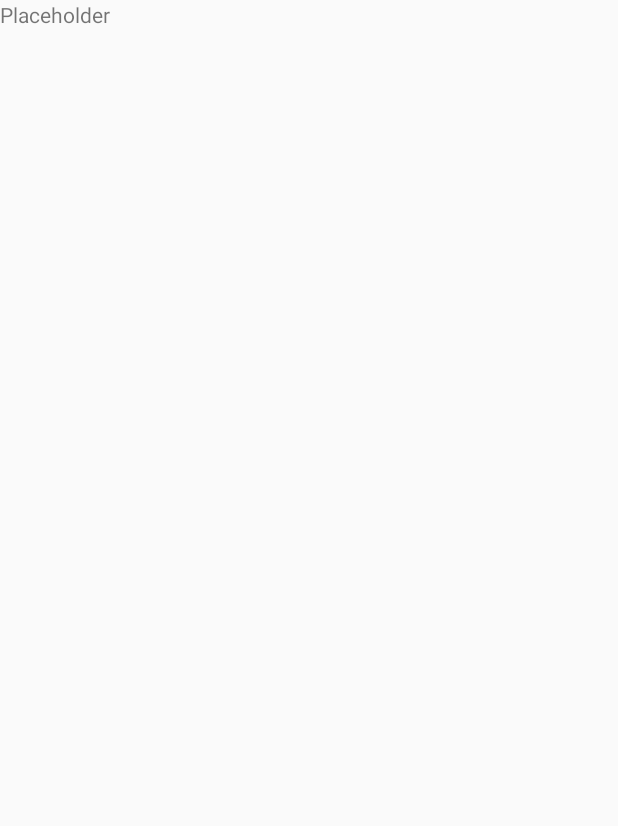
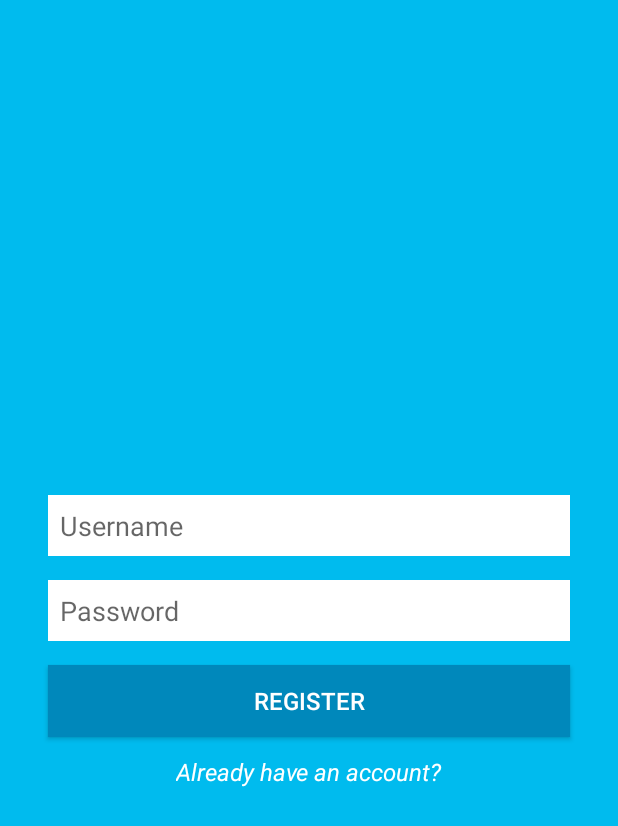
Before and after one commit to jsun454/messenger, an Android app: the LoginActivity screen opened directly, with no data from a screen before it, on a phone screen of 412 x 824 dp. Before the commit the part shown is almost empty. Shown: the top 826 px of the screen. Run offline under Robolectric (Android 15) with nearby library versions, the phone set to English and light mode, and no system bars.

Commit message:
Created basic login UI

```diff
--- a/app/src/main/res/layout/activity_login.xml
+++ b/app/src/main/res/layout/activity_login.xml
@@ -1,12 +1,67 @@
 <?xml version="1.0" encoding="utf-8"?>
-<android.support.constraint.ConstraintLayout
+<LinearLayout
         xmlns:android="http://schemas.android.com/apk/res/android"
+        xmlns:tools="http://schemas.android.com/tools"
+        android:orientation="vertical"
+        android:background="@color/backgroundColor"
+        android:gravity="center"
         android:layout_width="match_parent"
         android:layout_height="match_parent">
 
+    <EditText
+            android:id="@+id/usernameLoginText"
+            android:inputType="textPersonName"
+            android:hint="Username"
+            android:ems="10"
+            android:background="@android:color/white"
+            android:padding="8dp"
+            android:layout_marginTop="32dp"
+            android:layout_marginStart="32dp"
+            android:layout_marginEnd="32dp"
+            android:layout_marginBottom="8dp"
+            android:layout_width="match_parent"
+            android:layout_height="wrap_content"
+            tools:ignore="Autofill, HardcodedText"/>
+
+    <EditText
+            android:id="@+id/passwordLoginText"
+            android:inputType="textPassword"
+            android:hint="Password"
+            android:ems="10"
+            android:background="@android:color/white"
+            android:padding="8dp"
+            android:layout_marginTop="8dp"
+            android:layout_marginStart="32dp"
+            android:layout_marginEnd="32dp"
+            android:layout_marginBottom="8dp"
+            android:layout_width="match_parent"
+            android:layout_height="wrap_content"
+            tools:ignore="Autofill, HardcodedText"/>
+
+    <Button
+            android:id="@+id/loginButton"
+            android:text="Register"
+            android:textColor="@android:color/white"
+            android:textSize="16sp"
+            android:background="@color/foregroundColor"
+            android:padding="8dp"
+            android:layout_marginTop="8dp"
+            android:layout_marginStart="32dp"
+            android:layout_marginEnd="32dp"
+            android:layout_marginBottom="8dp"
+            android:layout_width="match_parent"
+            android:layout_height="wrap_content"
+            tools:ignore="HardcodedText"/>
+
     <TextView
-            android:text="Placeholder"
-            android:layout_width="match_parent"
-            android:layout_height="match_parent"/>
+            android:id="@+id/changeToRegisterActivityButton"
+            android:text="Already have an account?"
+            android:textColor="@android:color/white"
+            android:textSize="16sp"
+            android:textStyle="italic"
+            android:layout_marginTop="4dp"
+            android:layout_width="wrap_content"
+            android:layout_height="wrap_content"
+            tools:ignore="HardcodedText"/>
 
-</android.support.constraint.ConstraintLayout>
+</LinearLayout>
--- a/app/src/main/res/layout/activity_main.xml
+++ b/app/src/main/res/layout/activity_main.xml
@@ -1,9 +1,10 @@
 <?xml version="1.0" encoding="utf-8"?>
-<android.support.constraint.ConstraintLayout
+<LinearLayout
         xmlns:android="http://schemas.android.com/apk/res/android"
         xmlns:tools="http://schemas.android.com/tools"
-        xmlns:app="http://schemas.android.com/apk/res-auto"
+        android:orientation="vertical"
         android:background="@color/backgroundColor"
+        android:gravity="center"
         android:layout_width="match_parent"
         android:layout_height="match_parent"
         tools:context=".MainActivity">
@@ -21,9 +22,6 @@
             android:layout_marginBottom="8dp"
             android:layout_width="match_parent"
             android:layout_height="wrap_content"
-            app:layout_constraintTop_toTopOf="parent"
-            app:layout_constraintStart_toStartOf="parent"
-            app:layout_constraintEnd_toEndOf="parent"
             tools:ignore="Autofill, HardcodedText"/>
 
     <EditText
@@ -39,9 +37,6 @@
             android:layout_marginBottom="8dp"
             android:layout_width="match_parent"
             android:layout_height="wrap_content"
-            app:layout_constraintTop_toBottomOf="@+id/usernameRegistrationText"
-            app:layout_constraintStart_toStartOf="parent"
-            app:layout_constraintEnd_toEndOf="parent"
             tools:ignore="Autofill, HardcodedText"/>
 
     <EditText
@@ -57,9 +52,6 @@
             android:layout_marginBottom="8dp"
             android:layout_width="match_parent"
             android:layout_height="wrap_content"
-            app:layout_constraintTop_toBottomOf="@+id/emailRegistrationText"
-            app:layout_constraintStart_toStartOf="parent"
-            app:layout_constraintEnd_toEndOf="parent"
             tools:ignore="Autofill, HardcodedText"/>
 
     <Button
@@ -75,9 +67,6 @@
             android:layout_marginBottom="8dp"
             android:layout_width="match_parent"
             android:layout_height="wrap_content"
-            app:layout_constraintTop_toBottomOf="@+id/passwordRegistrationText"
-            app:layout_constraintStart_toStartOf="parent"
-            app:layout_constraintEnd_toEndOf="parent"
             tools:ignore="HardcodedText"/>
 
     <TextView
@@ -89,9 +78,6 @@
             android:layout_marginTop="4dp"
             android:layout_width="wrap_content"
             android:layout_height="wrap_content"
-            app:layout_constraintTop_toBottomOf="@+id/registrationButton"
-            app:layout_constraintStart_toStartOf="parent"
-            app:layout_constraintEnd_toEndOf="parent"
             tools:ignore="HardcodedText"/>
 
-</android.support.constraint.ConstraintLayout>
+</LinearLayout>
```
